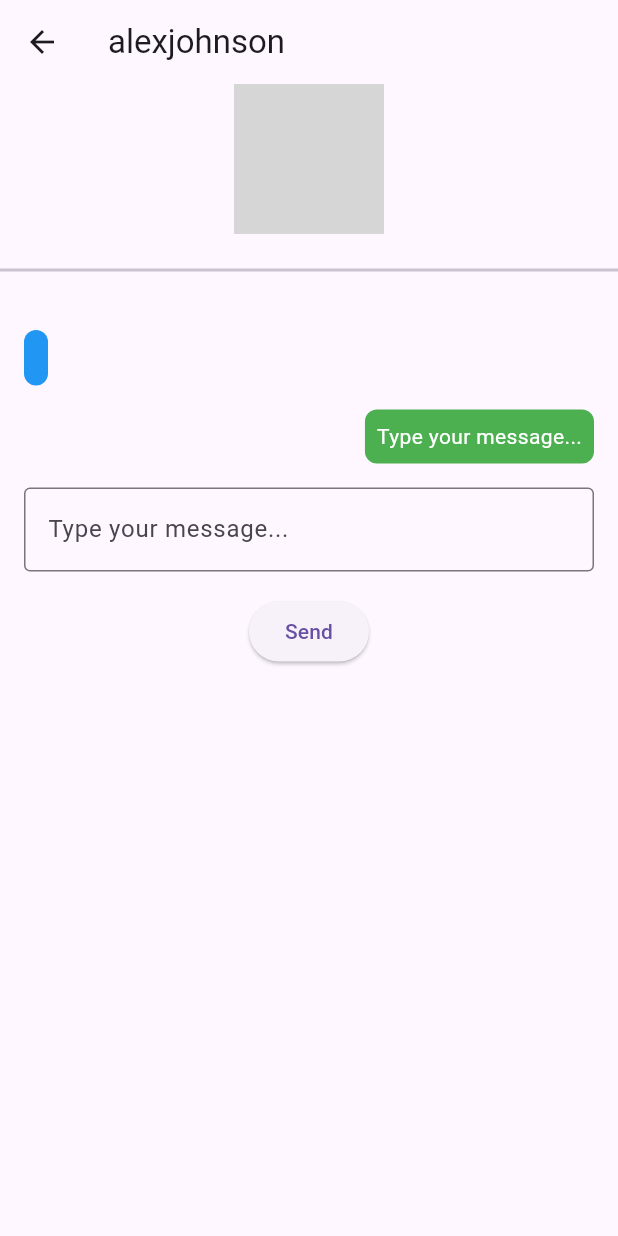
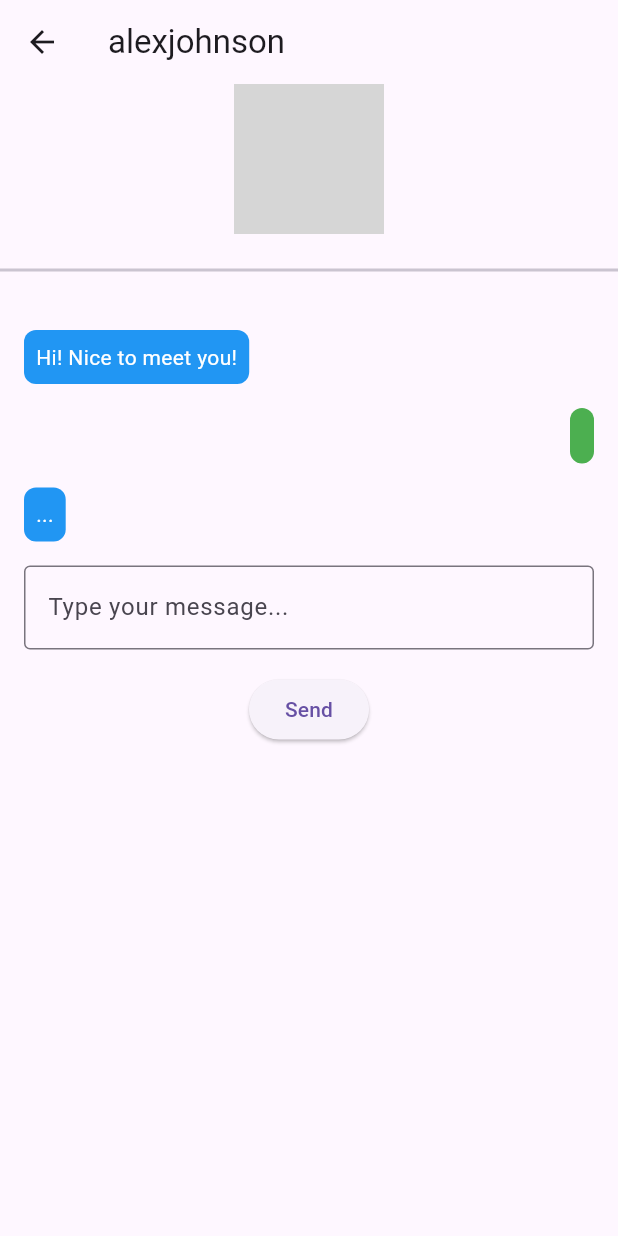
Before and after one commit to AtumCor/StudiBudi, a Flutter app: the UserProfileScreen screen opened directly with sample values from the repository, after a tap on "Send", on a phone screen of 412 x 824 dp. Run offline on Flutter 3.47's test engine with Material 3 defaults, Android fonts, the phone set to English and light mode, and no system bars; our stand-ins replace flutter_bloc; accounts and stored records are empty; network calls fail; grey boxes are pictures that could not be loaded.

Commit message:
Update messageInterface.dart

```diff
--- a/lib/messageInterface.dart
+++ b/lib/messageInterface.dart
@@ -15,7 +15,8 @@ final TextEditingController controller = TextEditingController();
 class _UserProfileScreenState extends State<UserProfileScreen> {
   String message = 'Type your message...';
   String message1 = '';
-  String message2 = '';
+  String message2 = '...';
+  String messageTemp = '';
 
   @override
   Widget build(BuildContext context) {
@@ -49,7 +50,7 @@ class _UserProfileScreenState extends State<UserProfileScreen> {
                           borderRadius: BorderRadius.circular(8),
                         ),
                         child: Text(
-                          message1,
+                          'Hi! Nice to meet you!',
                           style: TextStyle(color: Colors.white),
                         ),
                       ),
@@ -66,6 +67,23 @@ class _UserProfileScreenState extends State<UserProfileScreen> {
                           borderRadius: BorderRadius.circular(8),
                         ),
                         child: Text(
+                          message1,
+                          style: TextStyle(color: Colors.white),
+                        ),
+                      ),
+                    ],
+                  ),
+                  SizedBox(height: 16),
+                                    Row(
+                    mainAxisAlignment: MainAxisAlignment.start,
+                    children: [
+                      Container(
+                        padding: EdgeInsets.all(8),
+                        decoration: BoxDecoration(
+                          color: Colors.blue,
+                          borderRadius: BorderRadius.circular(8),
+                        ),
+                        child: Text(
                           message2,
                           style: TextStyle(color: Colors.white),
                         ),
@@ -77,7 +95,7 @@ class _UserProfileScreenState extends State<UserProfileScreen> {
                     controller: controller,
                     onChanged: (value) {
                       setState(() {
-                        message2 = value;
+                        messageTemp = value;
                       });
                     },
                     decoration: InputDecoration(
@@ -89,8 +107,7 @@ class _UserProfileScreenState extends State<UserProfileScreen> {
                   ElevatedButton(
                     onPressed: () {
                       setState(() {
-                        message1 = message2;
-                        message2 = message;
+                        message1 = messageTemp;
                         controller.clear();
                       });
                     },
```
